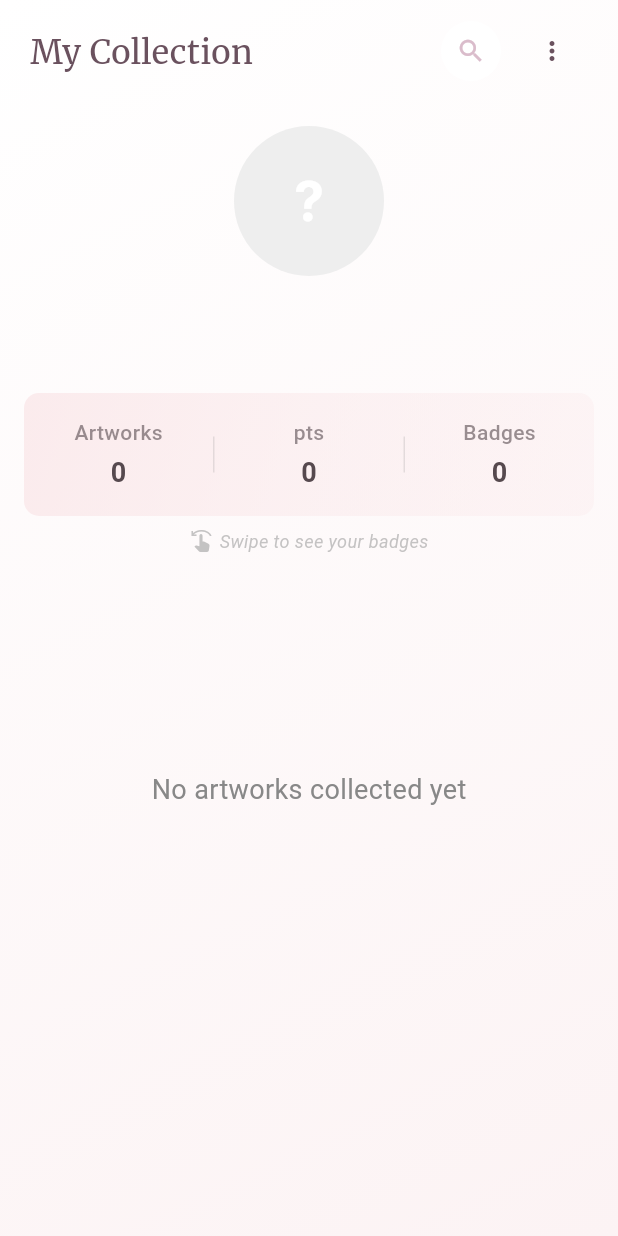
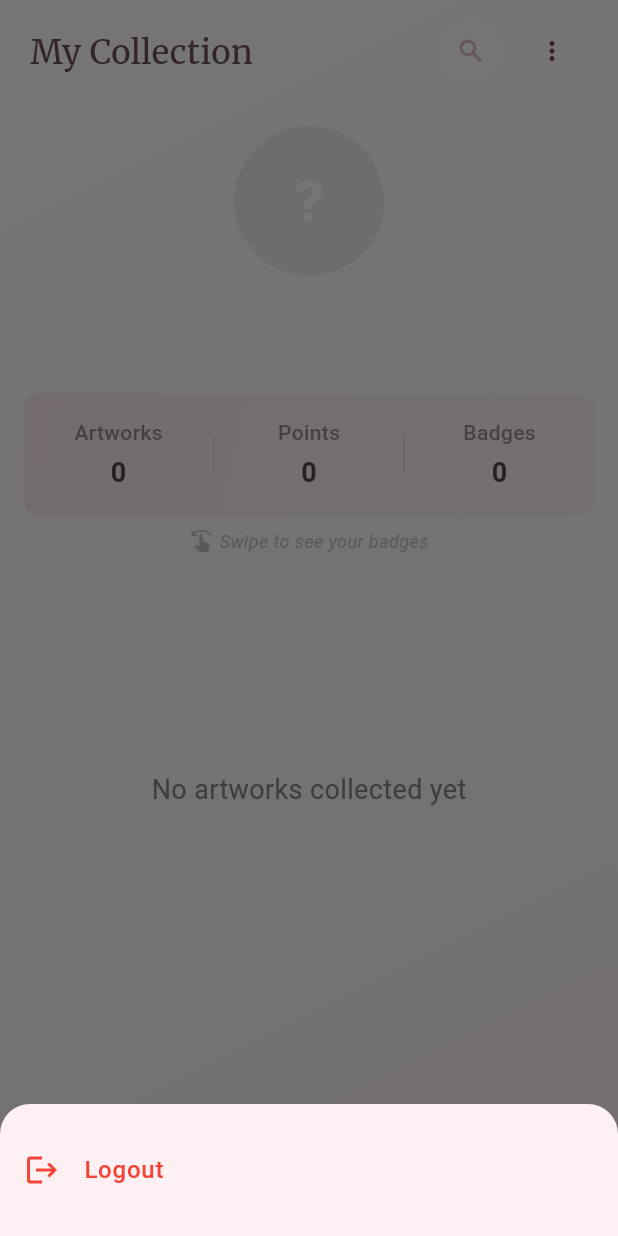
Before and after one commit to Artventuria/front, a Flutter app: the MyCollectionPage screen opened directly, scrolled down 94 dp, after a tap on the "more vert" icon, on a phone screen of 412 x 824 dp. Run offline on Flutter 3.47's test engine with Material 3 defaults, Android fonts, the phone set to English and light mode, and no system bars; our stand-ins replace auto_size_text, cached_network_image, device_info_plus, dio, flutter_dotenv, flutter_secure_storage and 9 more; missing offline and left inert: dart_jsonwebtoken, flutter_nfc_kit, model_viewer_plus; accounts and stored records are empty; generated files the repository leaves out were written again; network calls fail.

Commit message:
fix/improvements to develop (#24)
* fix(localization): update points string to capitalize in English and French

* refactor(artwork_provider): remove inexistant collected artworks management

* fix(main_container): add ClampingScrollPhysics to PageView

* feat(nfc_scan_page): add BadgeProvider to load user badges

* feat(artwork): add completed collection message widget

* refactor(home): remove options menu from HomeHeaderWidget and update layout in LeaderboardPage

* feat(sign_in): save and retrieve error message on sign-in page

* refactor(leaderboard_item): update tap gesture and improve layout

* fix(badge_card_widget): change icon from stars to brush

```diff
--- a/lib/l10n/app_en.arb
+++ b/lib/l10n/app_en.arb
@@ -93,7 +93,7 @@
   "collected": "Collected",
   "notCollected": "Not collected",
   "loadingEllipsis": "...",
-  "points": "pts",
+  "points": "Points",
   "didYouKnow": "Did you know?",
   "fullScreen": "Full screen",
   "notAvailable": "N/A",
--- a/lib/l10n/app_fr.arb
+++ b/lib/l10n/app_fr.arb
@@ -93,7 +93,7 @@
   "collected": "Collecté",
   "notCollected": "Non collecté",
   "loadingEllipsis": "...",
-  "points": "pts",
+  "points": "Points",
   "didYouKnow": "Le saviez-vous ?",
   "fullScreen": "Plein écran",
   "notAvailable": "N/A",
--- a/lib/l10n/app_localizations.dart
+++ b/lib/l10n/app_localizations.dart
@@ -623,7 +623,7 @@ abstract class AppLocalizations {
   /// No description provided for @points.
   ///
   /// In en, this message translates to:
-  /// **'pts'**
+  /// **'Points'**
   String get points;
 
   /// No description provided for @didYouKnow.
--- a/lib/l10n/app_localizations_en.dart
+++ b/lib/l10n/app_localizations_en.dart
@@ -286,7 +286,7 @@ class AppLocalizationsEn extends AppLocalizations {
   String get loadingEllipsis => '...';
 
   @override
-  String get points => 'pts';
+  String get points => 'Points';
 
   @override
   String get didYouKnow => 'Did you know?';
--- a/lib/l10n/app_localizations_fr.dart
+++ b/lib/l10n/app_localizations_fr.dart
@@ -290,7 +290,7 @@ class AppLocalizationsFr extends AppLocalizations {
   String get loadingEllipsis => '...';
 
   @override
-  String get points => 'pts';
+  String get points => 'Points';
 
   @override
   String get didYouKnow => 'Le saviez-vous ?';
--- a/lib/screens/authenticated/home_page.dart
+++ b/lib/screens/authenticated/home_page.dart
@@ -6,7 +6,6 @@ import '../../services/home/home_scroll_service.dart';
 import '../../widgets/home/home_header_widget.dart';
 import '../../widgets/home/recently_collected_section.dart';
 import '../../widgets/home/still_to_collect_section.dart';
-import '../../utils/home_options_helper.dart';
 import '../../utils/constants.dart';
 
 class HomePage extends StatefulWidget {
@@ -94,8 +93,6 @@ class _HomePageState extends State<HomePage>
             children: [
               HomeHeaderWidget(
                 scrollController: _scrollController,
-                onOptionsPressed: () =>
-                    HomeOptionsHelper.showOptionsMenu(context),
               ),
               Expanded(
                 child: RefreshIndicator(
--- a/lib/screens/authenticated/main_container.dart
+++ b/lib/screens/authenticated/main_container.dart
@@ -29,6 +29,8 @@ class _MainContainerState extends State<MainContainer> {
       children: [
         PageView(
           controller: _pageController,
+          // Avoid scrolling beyond the limits
+          physics: const ClampingScrollPhysics(),
           onPageChanged: (index) {
             setState(() {
               _currentPageIndex = index;
--- a/lib/screens/authenticated/my_collection_page.dart
+++ b/lib/screens/authenticated/my_collection_page.dart
@@ -1,5 +1,6 @@
 import 'package:flutter/material.dart';
 import 'package:provider/provider.dart';
+import 'package:google_fonts/google_fonts.dart';
 
 import '../../models/artwork/artwork_model.dart';
 import '../../providers/auth_provider.dart';
@@ -93,6 +94,79 @@ class _MyCollectionPageState extends State<MyCollectionPage>
     }
   }
 
+  // Show the logout menu
+  void _showLogoutMenu(BuildContext context) {
+    final authProvider = Provider.of<AuthProvider>(context, listen: false);
+
+    showModalBottomSheet(
+      context: context,
+      shape: const RoundedRectangleBorder(
+        borderRadius: BorderRadius.vertical(top: Radius.circular(20)),
+      ),
+      builder: (context) {
+        return SafeArea(
+          child: Padding(
+            padding: const EdgeInsets.symmetric(vertical: 16.0),
+            child: Column(
+              mainAxisSize: MainAxisSize.min,
+              children: [
+                ListTile(
+                  leading: const Icon(Icons.logout, color: Colors.red),
+                  title: Text(
+                    AppLocalizations.of(context)!.logout,
+                    style: const TextStyle(
+                      color: Colors.red,
+                      fontWeight: FontWeight.w500,
+                    ),
+                  ),
+                  onTap: () {
+                    Navigator.pop(context);
+                    _confirmLogout(context, authProvider);
+                  },
+                ),
+              ],
+            ),
+          ),
+        );
+      },
+    );
+  }
+
+  // Show the logout confirmation dialog
+  void _confirmLogout(BuildContext context, AuthProvider authProvider) {
+    showDialog(
+      context: context,
+      builder: (context) => AlertDialog(
+        title: Text(
+          AppLocalizations.of(context)!.logoutConfirmTitle,
+          style: GoogleFonts.merriweather(),
+        ),
+        content: Text(
+          AppLocalizations.of(context)!.logoutConfirmMessage,
+        ),
+        actions: [
+          TextButton(
+            onPressed: () => Navigator.pop(context),
+            child: Text(
+              AppLocalizations.of(context)!.cancel,
+              style: const TextStyle(color: Colors.grey),
+            ),
+          ),
+          TextButton(
+            onPressed: () {
+              Navigator.pop(context);
+              authProvider.logout();
+            },
+            child: Text(
+              AppLocalizations.of(context)!.confirm,
+              style: TextStyle(color: AppColors.purpleIndicator),
+            ),
+          ),
+        ],
+      ),
+    );
+  }
+
   @override
   void dispose() {
     _scrollController.dispose();
@@ -143,7 +217,7 @@ class _MyCollectionPageState extends State<MyCollectionPage>
                 title: AppLocalizations.of(context)!.myCollection,
                 onSearchPressed: _showSearch,
                 onMenuPressed: () {
-                  // Options menu
+                  _showLogoutMenu(context);
                 },
               ),
 
--- a/lib/screens/nfc/nfc_scan_page.dart
+++ b/lib/screens/nfc/nfc_scan_page.dart
@@ -9,6 +9,7 @@ import '../../models/artwork/artwork_model.dart';
 import '../../models/nfc/nfc_scan_result_model.dart';
 import '../../providers/artwork_provider.dart';
 import '../../providers/auth_provider.dart';
+import '../../providers/badge_provider.dart';
 import '../../providers/leaderboard_provider.dart';
 import '../../providers/nfc_provider.dart';
 import '../../providers/user_collection_provider.dart';
@@ -121,11 +122,14 @@ class _NfcScanPageState extends State<NfcScanPage>
             Provider.of<UserCollectionProvider>(currentContext, listen: false);
         final leaderboardProvider =
             Provider.of<LeaderboardProvider>(currentContext, listen: false);
+        final badgeProvider =
+            Provider.of<BadgeProvider>(currentContext, listen: false);
 
         await Future.wait([
           artworkProvider.refreshAllData(userId),
           userCollectionProvider.refreshAllData(),
           leaderboardProvider.refreshLeaderboard(),
+          badgeProvider.loadUserBadges(forceReload: true),
         ]);
         if (kDebugMode) {
           debugPrint("NFC Page: All data refreshed.");
--- a/lib/services/api/api_service.dart
+++ b/lib/services/api/api_service.dart
@@ -11,7 +11,8 @@ import '../../models/auth/auth_response_model.dart';
 class ApiService {
   late final Dio _dio;
   final StorageService _storageService;
-  final AuthNotificationService _authNotificationService = AuthNotificationService();
+  final AuthNotificationService _authNotificationService =
+      AuthNotificationService();
 
   // Lock to prevent competing refreshes
   bool _isRefreshing = false;
@@ -55,6 +56,12 @@ class ApiService {
           return handler.next(options);
         },
         onError: (DioException error, handler) async {
+          // If it's a 401 error on the login endpoint, let it pass normally
+          if (error.requestOptions.path.contains('/api/auth/login') &&
+              error.response?.statusCode == 401) {
+            return handler.next(error);
+          }
+
           if (error.response?.statusCode == 401) {
             // Token expired, try to refresh
             bool refreshSuccess = false;
--- a/lib/widgets/collection/badge_card_widget.dart
+++ b/lib/widgets/collection/badge_card_widget.dart
@@ -87,7 +87,7 @@ class BadgeCardWidget extends StatelessWidget {
                 Row(
                   children: [
                     Icon(
-                      Icons.stars,
+                      Icons.brush,
                       size: 16,
                       color: badge.obtained
                           ? AppColors.purpleIndicator
```
Also changed, not shown: lib/providers/artwork_provider.dart (+3 -63 lines), lib/screens/auth/sign_in_page.dart (+23 -1 lines), lib/screens/authenticated/leaderboard_page.dart (+1 -9 lines), lib/services/artwork/artwork_service.dart (+0 -28 lines), lib/widgets/home/artwork_grid_view.dart (+34 -15 lines), lib/widgets/home/artwork_scroll_view.dart (+40 -19 lines), lib/widgets/home/home_header_widget.dart (+0 -8 lines), lib/widgets/leaderboard/leaderboard_item.dart (+19 -13 lines).
